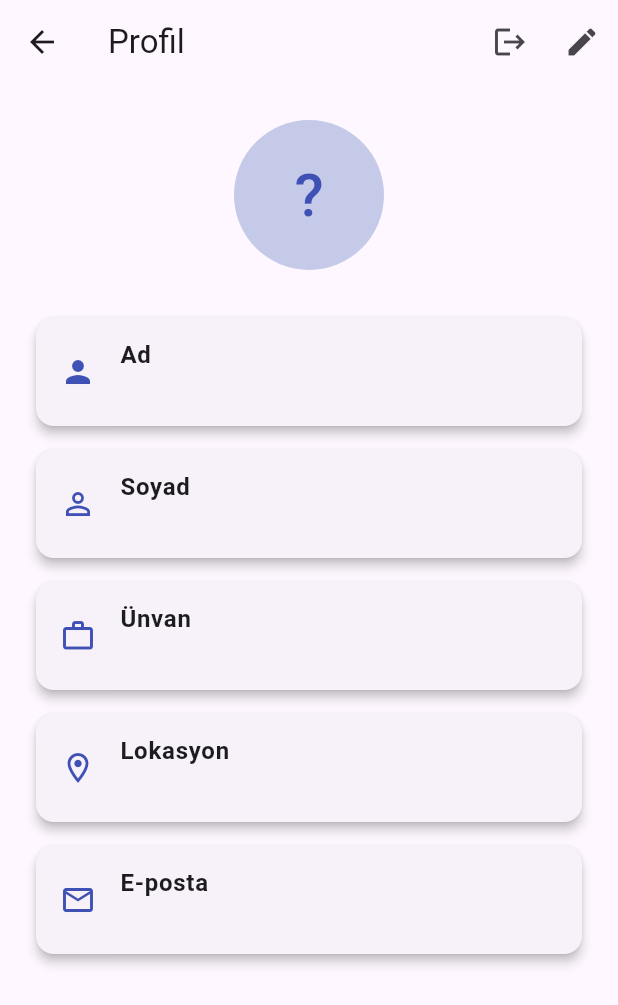
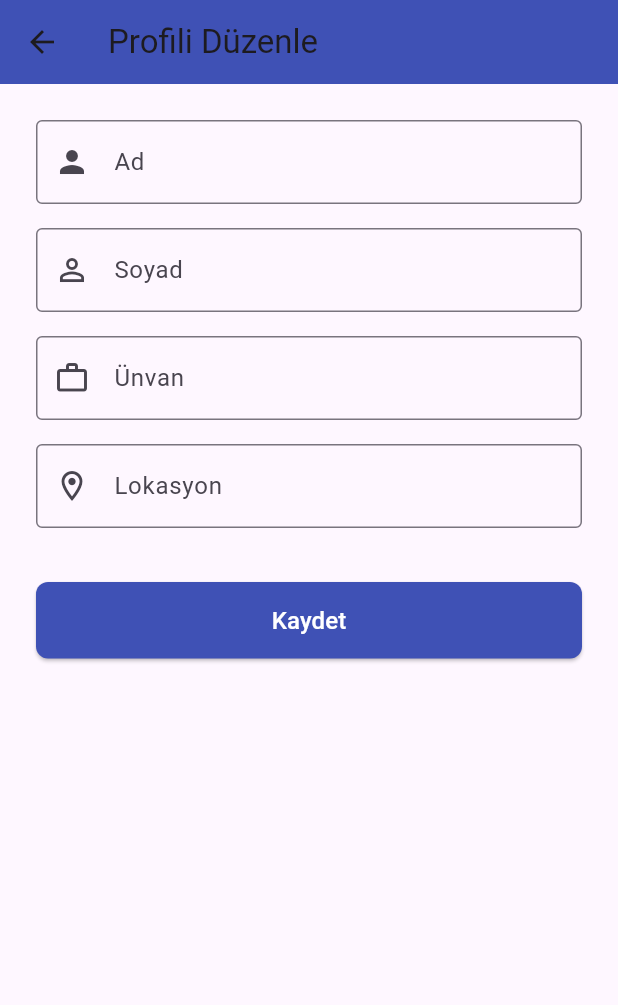
Before and after one commit to hmustafablt/siparis-onay-app, a Flutter app: the HomePage screen opened by its route, item 4 of the bottom bar chosen, after a tap on the "edit" icon, on a phone screen of 412 x 824 dp. Shown: the top 1005 px of the screen. Run offline on Flutter 3.47's test engine with Material 3 defaults, Android fonts, the phone set to English and light mode, and no system bars; our stand-ins replace cloud_firestore, firebase_auth, firebase_core, get; accounts and stored records are empty.

Commit message:
Edit Profile Add

```diff
--- /dev/null
+++ b/lib/binding/profile_edit_binding.dart
@@ -0,0 +1,10 @@
+import 'package:get/get.dart';
+import '../controllers/profile_edit_controller.dart';
+
+class ProfileEditBinding extends Bindings {
+  @override
+  void dependencies() {
+    // ProfileEditController'ı tembelce (lazy) yükle.
+    Get.lazyPut<ProfileEditController>(() => ProfileEditController());
+  }
+}
--- a/lib/controllers/home_controller.dart
+++ b/lib/controllers/home_controller.dart
@@ -1,6 +1,6 @@
 import 'package:get/get.dart';
 import 'package:flutter/material.dart'; // Widget'ları import etmemize gerek yok ama bazen ihtiyaç duyulabilir.
-import 'package:mbtest/screens/profile_edit_screen.dart';
+import 'package:mbtest/screens/profil_screen.dart';
 
 // Ekran importları (Controller'ın doğrudan UI widget'larını bilmesi gerekmez,
 // ancak _pages listesi için referanslar burada tutulabilir veya View'da kalabilir)
@@ -18,7 +18,7 @@ class HomeController extends GetxController {
     OrderListScreen(), // Bekleyenler
     ApprovedOrdersScreen(), // Onaylananlar
     CanceledOrdersScreen(), // İptal Edilenler
-    ProfileEditScreen(), // Profil
+    ProfileScreen(), //Profil Detay
   ];
 
   // Tab değiştiğinde çağrılacak metod
--- /dev/null
+++ b/lib/controllers/profile_edit_controller.dart
@@ -0,0 +1,119 @@
+import 'package:flutter/material.dart'; // TextEditingController, SnackBar için
+import 'package:get/get.dart';
+import 'package:firebase_auth/firebase_auth.dart';
+import 'package:cloud_firestore/cloud_firestore.dart';
+
+class ProfileEditController extends GetxController {
+  final FirebaseAuth _auth = FirebaseAuth.instance;
+  final FirebaseFirestore _firestore = FirebaseFirestore.instance;
+
+  // Form alanları için TextEditingController'lar
+  final TextEditingController firstNameController = TextEditingController();
+  final TextEditingController lastNameController = TextEditingController();
+  final TextEditingController titleController = TextEditingController();
+  final TextEditingController locationController = TextEditingController();
+
+  // Reaktif durum değişkenleri
+  final RxBool isLoading = false.obs; // Yüklenme durumu
+  final RxString errorMessage = ''.obs; // Hata mesajı
+
+  // Düzenlenecek orijinal kullanıcı verileri (ProfileScreen'dan gelecek)
+  Map<String, dynamic>? initialUserData;
+
+  @override
+  void onInit() {
+    super.onInit();
+    // ProfileScreen'dan gönderilen kullanıcı verilerini al
+    if (Get.arguments != null && Get.arguments is Map<String, dynamic>) {
+      initialUserData = Get.arguments as Map<String, dynamic>;
+      // Controller'ları başlangıç verileriyle doldur
+      firstNameController.text = initialUserData!['firstName'] ?? '';
+      lastNameController.text = initialUserData!['lastName'] ?? '';
+      titleController.text = initialUserData!['title'] ?? '';
+      locationController.text = initialUserData!['location'] ?? '';
+      print('ProfileEditController: Initial user data loaded.');
+    } else {
+      print('ProfileEditController: No initial user data received.');
+      // Eğer veri gelmezse, kullanıcıyı geri yönlendirebiliriz veya boş bir form gösterebiliriz.
+      // Şimdilik sadece uyarı verelim.
+    }
+  }
+
+  @override
+  void onClose() {
+    // Controller kapatıldığında TextEditingController'ları dispose et
+    firstNameController.dispose();
+    lastNameController.dispose();
+    titleController.dispose();
+    locationController.dispose();
+    super.onClose();
+    print('ProfileEditController kapatıldı');
+  }
+
+  // Kullanıcı bilgilerini güncelleme metodu
+  Future<void> updateProfile() async {
+    errorMessage.value = ''; // Hata mesajını temizle
+    isLoading.value = true; // Yüklenme durumunu başlat
+
+    final uid = _auth.currentUser?.uid;
+    if (uid == null) {
+      errorMessage.value = 'Kullanıcı oturumu bulunamadı.';
+      isLoading.value = false;
+      Get.snackbar(
+        'Hata',
+        'Kullanıcı oturumu bulunamadı. Lütfen tekrar giriş yapın.',
+        backgroundColor: Colors.red,
+        colorText: Colors.white,
+        snackPosition: SnackPosition.BOTTOM,
+      );
+      return;
+    }
+
+    try {
+      await _firestore.collection('users').doc(uid).update({
+        'firstName': firstNameController.text.trim(),
+        'lastName': lastNameController.text.trim(),
+        'title': titleController.text.trim(),
+        'location': locationController.text.trim(),
+        // E-posta ve şifre burada güncellenmez, ayrı bir işlem gerektirir.
+        'updatedAt': FieldValue.serverTimestamp(),
+      });
+
+      // Başarılı mesajı göster
+      Get.snackbar(
+        'Başarılı',
+        'Profiliniz başarıyla güncellendi.',
+        backgroundColor: Colors.green,
+        colorText: Colors.white,
+        snackPosition: SnackPosition.BOTTOM,
+        duration: const Duration(seconds: 2),
+      );
+
+      // Kısa bir gecikme ekle ve önceki sayfaya dön
+      await Future.delayed(const Duration(seconds: 2));
+      Get.back(); // Profil ekranına geri dön
+    } on FirebaseException catch (e) {
+      errorMessage.value = e.message ?? 'Firebase hatası oluştu.';
+      print('Firebase Hatası: ${e.code} - ${e.message}');
+      Get.snackbar(
+        'Hata',
+        'Profil güncellenirken bir hata oluştu: ${e.message}',
+        backgroundColor: Colors.red,
+        colorText: Colors.white,
+        snackPosition: SnackPosition.BOTTOM,
+      );
+    } catch (e) {
+      errorMessage.value = 'Beklenmeyen bir hata oluştu: ${e.toString()}';
+      print('Genel Hata: ${e.toString()}');
+      Get.snackbar(
+        'Hata',
+        'Profil güncellenirken beklenmeyen bir hata oluştu.',
+        backgroundColor: Colors.red,
+        colorText: Colors.white,
+        snackPosition: SnackPosition.BOTTOM,
+      );
+    } finally {
+      isLoading.value = false; // Yüklenme durumunu bitir
+    }
+  }
+}
--- a/lib/main.dart
+++ b/lib/main.dart
@@ -5,16 +5,19 @@ import 'package:mbtest/binding/login_binding.dart';
 import 'package:mbtest/binding/order_detail_binding.dart';
 import 'package:mbtest/binding/order_list_binding.dart';
 import 'package:mbtest/binding/profile_binding.dart';
+import 'package:mbtest/binding/profile_edit_binding.dart';
 import 'package:mbtest/binding/register_binding.dart';
+import 'package:mbtest/screens/profil_screen.dart';
+import 'package:mbtest/screens/profile_edit_screen.dart';
+
 import 'firebase_options.dart';
 
 // Ekran importları
 import 'screens/login_screen.dart';
 import 'screens/home_page.dart';
 import 'screens/register_screen.dart';
-import 'screens/order_detail_screen.dart'; // OrderDetailScreen import edildi
-import 'screens/order_list_screen.dart'; // OrderListScreen import edildi
-import 'screens/profile_edit_screen.dart'; // ProfileEditScreen import edildi
+import 'screens/order_detail_screen.dart';
+import 'screens/order_list_screen.dart';
 
 // Servis importu
 import 'services/order_repository.dart'; // OrderRepository import edildi
@@ -39,12 +42,10 @@ class MyApp extends StatelessWidget {
   @override
   Widget build(BuildContext context) {
     return GetMaterialApp(
-      // MaterialApp yerine GetMaterialApp kullanıldı
       title: 'Sipariş Takip',
       theme: ThemeData(primarySwatch: Colors.indigo),
       debugShowCheckedModeBanner: false,
 
-      // GetX'in rota yönetimi için initialRoute ve getPages kullanılıyor
       initialRoute: Routes.LOGIN, // Uygulamanın başlangıç rotası
       getPages: AppPages.routes, // Tüm uygulama rotaları burada tanımlanacak
     );
@@ -83,7 +84,8 @@ abstract class AppPages {
     ),
     GetPage(
       name: Routes.PROFILE,
-      page: () => const ProfileEditScreen(),
+      page: () =>
+          const ProfileScreen(), // **Bu satır ProfileScreen'e yönlendiriyor**
       binding: ProfileBinding(), // ProfileScreen için ProfileBinding eklendi
     ),
     GetPage(
@@ -100,8 +102,9 @@ abstract class AppPages {
     ),
     GetPage(
       name: Routes.PROFILE_EDIT,
-      page: () => const ProfileEditScreen(), // ProfileEditScreen eklendi
-      // binding: ProfileEditBinding(), // ProfileEditScreen için binding daha sonra eklenecek
+      page: () =>
+          const ProfileEditScreen(), // **Bu satır ProfileEditScreen'e yönlendiriyor**
+      binding: ProfileEditBinding(), // ProfileEditScreen için binding eklendi
     ),
     // Ana sayfa '/' rotası için özel bir durum. Genellikle initialRoute'u doğrudan bir named route'a bağlamak daha temizdir.
     // Eğer '/' rotası hala gerekli ise:
--- a/lib/screens/home_page.dart
+++ b/lib/screens/home_page.dart
@@ -1,7 +1,5 @@
 import 'package:flutter/material.dart';
-import 'package:get/get.dart'; // GetX kütüphanesi import edildi
-
-// Controller import edildi
+import 'package:get/get.dart';
 import '../controllers/home_controller.dart';
 
 // Ekran importları (Controller'da da tanımlanabilir ama View'da da kalabilir)
--- /dev/null
+++ b/lib/screens/profil_screen.dart
@@ -0,0 +1,102 @@
+import 'package:flutter/material.dart';
+import 'package:get/get.dart'; // GetX kütüphanesi import edildi
+import '../controllers/profile_controller.dart'; // ProfileController'ı import et
+
+class ProfileScreen extends StatelessWidget {
+  const ProfileScreen({super.key});
+
+  @override
+  Widget build(BuildContext context) {
+    // ProfileController'ı bul veya oluştur.
+    final ProfileController controller = Get.put(ProfileController());
+
+    return Scaffold(
+      appBar: AppBar(
+        title: const Text('Profil'),
+        backgroundColor: Colors.indigo, // AppBar rengi eklendi
+        actions: [
+          IconButton(
+            icon: const Icon(Icons.logout),
+            onPressed: controller.logout, // Controller metodunu çağır
+          ),
+          IconButton(
+            icon: const Icon(Icons.edit),
+            onPressed: controller.goToProfileEdit, // Controller metodunu çağır
+          ),
+        ],
+      ),
+      body: Obx(() {
+        if (controller.isLoading.value) {
+          return const Center(child: CircularProgressIndicator());
+        }
+
+        // userData null ise veya boşsa, uygun bir mesaj göster
+        if (controller.userData.value == null ||
+            controller.userData.value!.isEmpty) {
+          return const Center(
+            child: Text('Kullanıcı bilgileri bulunamadı veya boş.'),
+          );
+        }
+
+        // userData'nın null olmadığını garanti altına alıyoruz
+        final userData = controller.userData.value!;
+
+        // Controller'dan getter'lar aracılığıyla verilere erişim
+        // Null kontrolü yaparak varsayılan değerler atıyoruz
+        final String firstName = userData['firstName'] ?? '';
+        final String lastName = userData['lastName'] ?? '';
+        final String title = userData['title'] ?? '';
+        final String location = userData['location'] ?? '';
+        final String email = userData['email'] ?? '';
+
+        return SingleChildScrollView(
+          padding: const EdgeInsets.all(24),
+          child: Column(
+            children: [
+              CircleAvatar(
+                radius: 60,
+                backgroundColor: Colors.indigo.shade100,
+                child: Text(
+                  (firstName.isNotEmpty) ? firstName[0].toUpperCase() : '?',
+                  style: const TextStyle(
+                    fontSize: 50,
+                    fontWeight: FontWeight.bold,
+                    color: Colors.indigo,
+                  ),
+                ),
+              ),
+              const SizedBox(height: 24),
+              Text(
+                '$firstName $lastName',
+                style: const TextStyle(
+                  fontSize: 26,
+                  fontWeight: FontWeight.bold,
+                  color: Colors.indigo,
+                ),
+              ),
+              const SizedBox(height: 6),
+              Text(
+                title.isNotEmpty ? title : '-',
+                style: TextStyle(
+                  fontSize: 18,
+                  color: Colors.indigo.shade700,
+                  fontStyle: FontStyle.italic,
+                ),
+              ),
+              const SizedBox(height: 30),
+              controller.buildInfoCard('Ad', firstName, Icons.person),
+              controller.buildInfoCard('Soyad', lastName, Icons.person_outline),
+              controller.buildInfoCard('Ünvan', title, Icons.work_outline),
+              controller.buildInfoCard(
+                'Lokasyon',
+                location,
+                Icons.location_on_outlined,
+              ),
+              controller.buildInfoCard('E-posta', email, Icons.email_outlined),
+            ],
+          ),
+        );
+      }),
+    );
+  }
+}
--- a/lib/screens/profile_edit_screen.dart
+++ b/lib/screens/profile_edit_screen.dart
@@ -1,88 +1,96 @@
 import 'package:flutter/material.dart';
 import 'package:get/get.dart'; // GetX kütüphanesi import edildi
-import '../controllers/profile_controller.dart'; // ProfileController'ı import et
+import '../controllers/profile_edit_controller.dart'; // ProfileEditController'ı import et
 
 class ProfileEditScreen extends StatelessWidget {
   const ProfileEditScreen({super.key});
 
   @override
   Widget build(BuildContext context) {
-    // ProfileController'ı bul veya oluştur.
-    final ProfileController controller = Get.put(ProfileController());
+    // ProfileEditController'ı bul veya oluştur.
+    final ProfileEditController controller = Get.put(ProfileEditController());
 
     return Scaffold(
       appBar: AppBar(
-        title: const Text('Profil'),
-        actions: [
-          IconButton(
-            icon: const Icon(Icons.logout),
-            onPressed: controller.logout, // Controller metodunu çağır
+        title: const Text('Profili Düzenle'),
+        backgroundColor: Colors.indigo,
       ),
-          IconButton(
-            icon: const Icon(Icons.edit),
-            onPressed: controller.goToProfileEdit, // Controller metodunu çağır
-          ),
-        ],
-      ),
-      body: Obx(() {
-        if (controller.isLoading.value) {
-          return const Center(child: CircularProgressIndicator());
-        }
-
-        if (controller.userData.value == null) {
-          return const Center(child: Text('Kullanıcı bilgileri bulunamadı'));
-        }
-
-        final userData =
-            controller.userData.value!; // Nullable olduğu için ! ile erişim
-
-        return SingleChildScrollView(
-          child: Padding(
+      body: SingleChildScrollView(
         padding: const EdgeInsets.all(24),
         child: Column(
+          crossAxisAlignment: CrossAxisAlignment.start,
           children: [
-                CircleAvatar(
-                  radius: 50,
-                  backgroundColor: Colors.indigo.shade100,
-                  child: Text(
-                    (userData['firstName'] != null &&
-                            userData['firstName'].isNotEmpty)
-                        ? userData['firstName'][0].toUpperCase()
-                        : '?',
-                    style: const TextStyle(fontSize: 40, color: Colors.indigo),
+            TextField(
+              controller: controller.firstNameController,
+              decoration: const InputDecoration(
+                labelText: 'Ad',
+                border: OutlineInputBorder(),
+                prefixIcon: Icon(Icons.person),
+              ),
+            ),
+            const SizedBox(height: 16),
+            TextField(
+              controller: controller.lastNameController,
+              decoration: const InputDecoration(
+                labelText: 'Soyad',
+                border: OutlineInputBorder(),
+                prefixIcon: Icon(Icons.person_outline),
+              ),
+            ),
+            const SizedBox(height: 16),
+            TextField(
+              controller: controller.titleController,
+              decoration: const InputDecoration(
+                labelText: 'Ünvan',
+                border: OutlineInputBorder(),
+                prefixIcon: Icon(Icons.work_outline),
+              ),
+            ),
+            const SizedBox(height: 16),
+            TextField(
+              controller: controller.locationController,
+              decoration: const InputDecoration(
+                labelText: 'Lokasyon',
+                border: OutlineInputBorder(),
+                prefixIcon: Icon(Icons.location_on_outlined),
               ),
             ),
             const SizedBox(height: 24),
-                controller.buildInfoCard(
-                  'Ad',
-                  userData['firstName'] ?? '-',
-                  Icons.person,
+            Obx(
+              () => controller.errorMessage.isNotEmpty
+                  ? Text(
+                      controller.errorMessage.value,
+                      style: const TextStyle(color: Colors.red),
+                    )
+                  : const SizedBox.shrink(),
             ),
-                controller.buildInfoCard(
-                  'Soyad',
-                  userData['lastName'] ?? '-',
-                  Icons.person_outline,
+            const SizedBox(height: 12),
+            SizedBox(
+              width: double.infinity,
+              child: Obx(
+                () => ElevatedButton(
+                  onPressed: controller.isLoading.value
+                      ? null
+                      : controller.updateProfile,
+                  style: ElevatedButton.styleFrom(
+                    backgroundColor: Colors.indigo,
+                    padding: const EdgeInsets.symmetric(vertical: 14),
+                    shape: RoundedRectangleBorder(
+                      borderRadius: BorderRadius.circular(8),
                     ),
-                controller.buildInfoCard(
-                  'Ünvan',
-                  userData['title'] ?? '-',
-                  Icons.work_outline,
                   ),
-                controller.buildInfoCard(
-                  'Lokasyon',
-                  userData['location'] ?? '-',
-                  Icons.location_on_outlined,
+                  child: controller.isLoading.value
+                      ? const CircularProgressIndicator(color: Colors.white)
+                      : const Text(
+                          'Kaydet',
+                          style: TextStyle(fontSize: 16, color: Colors.white),
                         ),
-                controller.buildInfoCard(
-                  'E-posta',
-                  userData['email'] ?? '-',
-                  Icons.email_outlined,
+                ),
+              ),
             ),
           ],
         ),
       ),
     );
-      }),
-    );
   }
 }
```
Also changed, not shown: lib/controllers/profile_controller.dart (+10 -0 lines), lib/screens/profile_screen.dart (deleted, +0 -161 lines). Lines whose indentation alone changed are shown as unchanged.
